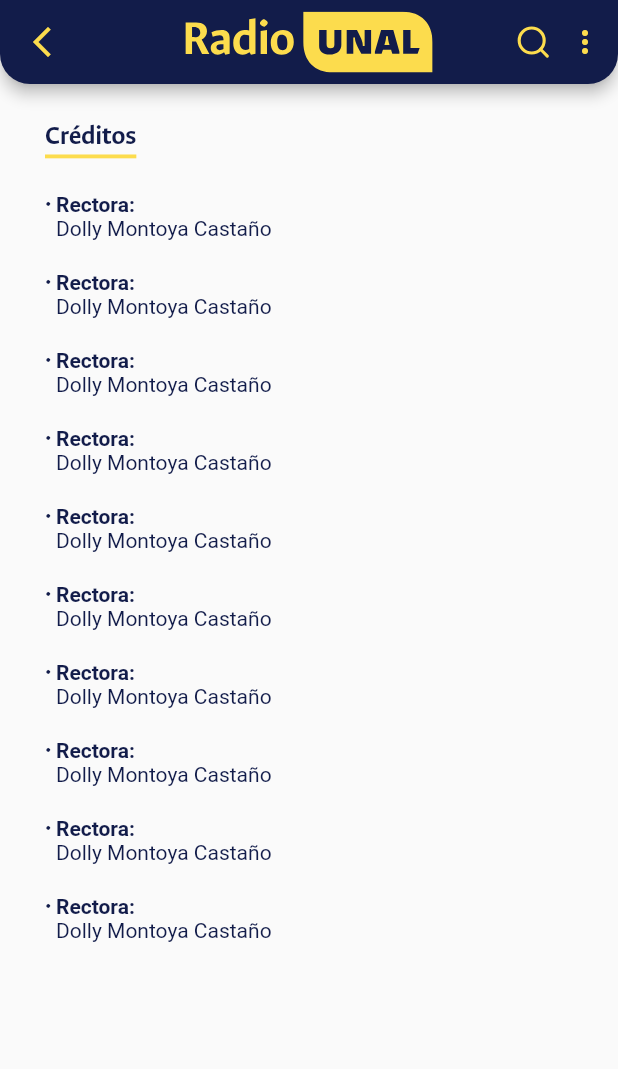
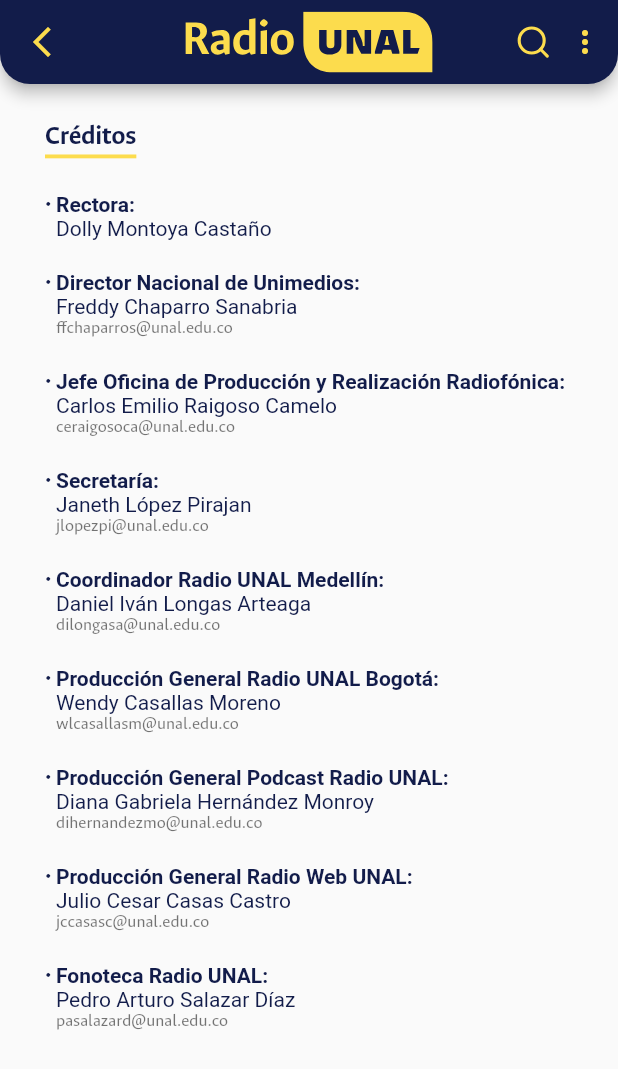
Before and after one commit to miguel1995/radiounal, a Flutter app: the CreditsPage screen opened directly, on a phone screen of 412 x 824 dp. Shown: the top 1069 px of the screen. Run offline on Flutter 3.47's test engine with Material 2 defaults, Android fonts, the phone set to English and light mode, and no system bars; our stand-ins replace adaptive_theme, audioplayers, cached_network_image, carousel_slider, cloud_firestore, connectivity_plus and 10 more; missing offline and left inert: platform_device_id; accounts and stored records are empty; network calls fail; project files that could hold a hidden picture were left out.

Commit message:
Créditos versión preliminar.

```diff
--- a/lib/src/presentation/templates/credits_page.dart
+++ b/lib/src/presentation/templates/credits_page.dart
@@ -81,15 +81,22 @@ class CreditsPage extends StatelessWidget {
                           children: <TextSpan>[
                             TextSpan(
                                 text:
-                                'Rectora: \n',
+                                'Director Nacional de Unimedios: \n',
                                 style:
                                 TextStyle(fontWeight: FontWeight.bold,
                                     color: Theme.of(context).primaryColor
                                 )),
                             TextSpan(
-                                text: 'Dolly Montoya Castaño',
+                                text: 'Freddy Chaparro Sanabria\n',
                                 style:
                                 TextStyle( color: Theme.of(context).primaryColor)
+                            ),
+                            TextSpan(
+                                text: 'ffchaparros@unal.edu.co',
+                                style:                                  Theme.of(context).textTheme.bodySmall
+
+                                // TextStyle(fontWeight: FontWeight.w100,
+                                //    color: Theme.of(context).primaryColor)
                             ),
                           ],
                         ),
@@ -112,15 +119,22 @@ class CreditsPage extends StatelessWidget {
                           children: <TextSpan>[
                             TextSpan(
                                 text:
-                                'Rectora: \n',
+                                'Jefe Oficina de Producción y Realización Radiofónica: \n',
                                 style:
                                 TextStyle(fontWeight: FontWeight.bold,
                                     color: Theme.of(context).primaryColor
                                 )),
                             TextSpan(
-                                text: 'Dolly Montoya Castaño',
+                                text: 'Carlos Emilio Raigoso Camelo\n',
                                 style:
                                 TextStyle( color: Theme.of(context).primaryColor)
+                            ),
+                            TextSpan(
+                                text: 'ceraigosoca@unal.edu.co',
+                                style:                                  Theme.of(context).textTheme.bodySmall
+
+                                // TextStyle(fontWeight: FontWeight.w100,
+                                //    color: Theme.of(context).primaryColor)
                             ),
                           ],
                         ),
@@ -143,15 +157,22 @@ class CreditsPage extends StatelessWidget {
                           children: <TextSpan>[
                             TextSpan(
                                 text:
-                                'Rectora: \n',
+                                'Secretaría: \n',
                                 style:
                                 TextStyle(fontWeight: FontWeight.bold,
                                     color: Theme.of(context).primaryColor
                                 )),
                             TextSpan(
-                                text: 'Dolly Montoya Castaño',
+                                text: 'Janeth López Pirajan\n',
                                 style:
                                 TextStyle( color: Theme.of(context).primaryColor)
+                            ),
+                            TextSpan(
+                                text: 'jlopezpi@unal.edu.co',
+                                style:                                  Theme.of(context).textTheme.bodySmall
+
+                                // TextStyle(fontWeight: FontWeight.w100,
+                                //    color: Theme.of(context).primaryColor)
                             ),
                           ],
                         ),
@@ -174,15 +195,22 @@ class CreditsPage extends StatelessWidget {
                           children: <TextSpan>[
                             TextSpan(
                                 text:
-                                'Rectora: \n',
+                                'Coordinador Radio UNAL Medellín: \n',
                                 style:
                                 TextStyle(fontWeight: FontWeight.bold,
                                     color: Theme.of(context).primaryColor
                                 )),
                             TextSpan(
-                                text: 'Dolly Montoya Castaño',
+                                text: 'Daniel Iván Longas Arteaga\n',
                                 style:
                                 TextStyle( color: Theme.of(context).primaryColor)
+                            ),
+                            TextSpan(
+                                text: 'dilongasa@unal.edu.co',
+                                style:                                  Theme.of(context).textTheme.bodySmall
+
+                                // TextStyle(fontWeight: FontWeight.w100,
+                                //    color: Theme.of(context).primaryColor)
                             ),
                           ],
                         ),
@@ -205,15 +233,22 @@ class CreditsPage extends StatelessWidget {
                           children: <TextSpan>[
                             TextSpan(
                                 text:
-                                'Rectora: \n',
+                                'Producción General Radio UNAL Bogotá: \n',
                                 style:
                                 TextStyle(fontWeight: FontWeight.bold,
                                     color: Theme.of(context).primaryColor
                                 )),
                             TextSpan(
-                                text: 'Dolly Montoya Castaño',
+                                text: 'Wendy Casallas Moreno\n',
                                 style:
                                 TextStyle( color: Theme.of(context).primaryColor)
+                            ),
+                            TextSpan(
+                                text: 'wlcasallasm@unal.edu.co',
+                                style:                                  Theme.of(context).textTheme.bodySmall
+
+                                // TextStyle(fontWeight: FontWeight.w100,
+                                //    color: Theme.of(context).primaryColor)
                             ),
                           ],
                         ),
@@ -236,15 +271,22 @@ class CreditsPage extends StatelessWidget {
                           children: <TextSpan>[
                             TextSpan(
                                 text:
-                                'Rectora: \n',
+                                'Producción General Podcast Radio UNAL: \n',
                                 style:
                                 TextStyle(fontWeight: FontWeight.bold,
                                     color: Theme.of(context).primaryColor
                                 )),
                             TextSpan(
-                                text: 'Dolly Montoya Castaño',
+                                text: 'Diana Gabriela Hernández Monroy\n',
                                 style:
                                 TextStyle( color: Theme.of(context).primaryColor)
+                            ),
+                            TextSpan(
+                                text: 'dihernandezmo@unal.edu.co',
+                                style:                                  Theme.of(context).textTheme.bodySmall
+
+                                // TextStyle(fontWeight: FontWeight.w100,
+                                //    color: Theme.of(context).primaryColor)
                             ),
                           ],
                         ),
@@ -267,15 +309,22 @@ class CreditsPage extends StatelessWidget {
                           children: <TextSpan>[
                             TextSpan(
                                 text:
-                                'Rectora: \n',
+                                'Producción General Radio Web UNAL: \n',
                                 style:
                                 TextStyle(fontWeight: FontWeight.bold,
                                     color: Theme.of(context).primaryColor
                                 )),
                             TextSpan(
-                                text: 'Dolly Montoya Castaño',
+                                text: 'Julio Cesar Casas Castro\n',
                                 style:
                                 TextStyle( color: Theme.of(context).primaryColor)
+                            ),
+                            TextSpan(
+                                text: 'jccasasc@unal.edu.co',
+                                style:                                  Theme.of(context).textTheme.bodySmall
+
+                                // TextStyle(fontWeight: FontWeight.w100,
+                                //    color: Theme.of(context).primaryColor)
                             ),
                           ],
                         ),
@@ -298,46 +347,23 @@ class CreditsPage extends StatelessWidget {
                           children: <TextSpan>[
                             TextSpan(
                                 text:
-                                'Rectora: \n',
+                                'Fonoteca Radio UNAL: \n',
                                 style:
                                 TextStyle(fontWeight: FontWeight.bold,
                                     color: Theme.of(context).primaryColor
                                 )),
                             TextSpan(
-                                text: 'Dolly Montoya Castaño',
+                                text: 'Pedro Arturo Salazar Díaz\n',
                                 style:
                                 TextStyle( color: Theme.of(context).primaryColor)
                             ),
-                          ],
-                        ),
-                      )),
-                ],
-              )),
-          Container(
-              margin: const EdgeInsets.only(top: 20),
-              child:
-              Row(
-                crossAxisAlignment: CrossAxisAlignment.start,
-                children: <Widget>[
-                  const Text("• "),
-                  Expanded(
-                      child: RichText(
-                        text:  TextSpan(
-                          // Note: Styles for TextSpans must be explicitly defined.
-                          // Child text spans will inherit styles from parent
-
-                          children: <TextSpan>[
                             TextSpan(
-                                text:
-                                'Rectora: \n',
+                                text: 'pasalazard@unal.edu.co',
                                 style:
-                                TextStyle(fontWeight: FontWeight.bold,
-                                    color: Theme.of(context).primaryColor
-                                )),
-                            TextSpan(
-                                text: 'Dolly Montoya Castaño',
-                                style:
-                                TextStyle( color: Theme.of(context).primaryColor)
+                                  Theme.of(context).textTheme.bodySmall
+                                // TextStyle(
+                                //   fontWeight: FontWeight.w100,
+                                //    color: Theme.of(context).primaryColor)
                             ),
                           ],
                         ),
```
